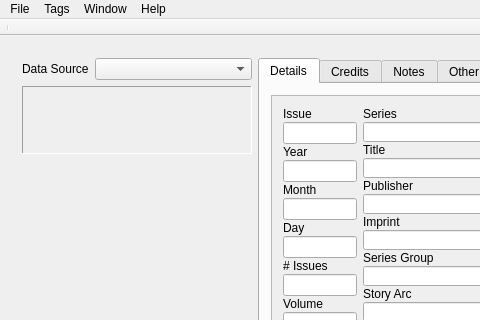
comictagger/comictagger, file comictaggerlib/ui/taggerwindow.ui: the form before one commit; both pictures show x 0 to 480 and y 0 to 320 of the 1096 by 658 pixel window.
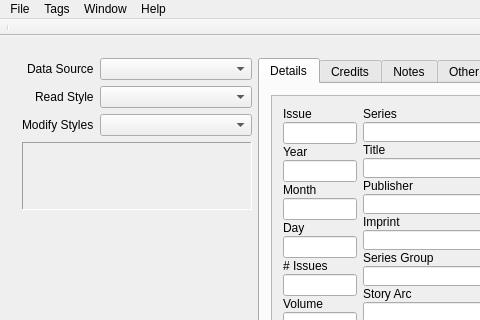
The form after the commit. Custom widgets are drawn as their Qt base class.

Commit message: Use CheckableComboBox in ui file

What changed in the file:
```diff
--- a/comictaggerlib/ui/taggerwindow.ui
+++ b/comictaggerlib/ui/taggerwindow.ui
@@ -75,6 +75,26 @@
             <item row="0" column="1">
              <widget class="QComboBox" name="cbx_sources"/>
             </item>
+            <item row="1" column="1">
+             <widget class="QComboBox" name="cbLoadDataStyle"/>
+            </item>
+            <item row="2" column="1">
+             <widget class="CheckableComboBox" name="cbSaveDataStyle"/>
+            </item>
+            <item row="1" column="0">
+             <widget class="QLabel" name="lbl_read_style">
+              <property name="text">
+               <string>Read Style</string>
+              </property>
+             </widget>
+            </item>
+            <item row="2" column="0">
+             <widget class="QLabel" name="lbl_modify_style">
+              <property name="text">
+               <string>Modify Styles</string>
+              </property>
+             </widget>
+            </item>
            </layout>
           </item>
           <item>
@@ -1441,6 +1461,13 @@
   </action>
  </widget>
  <layoutdefault spacing="6" margin="11"/>
+ <customwidgets>
+  <customwidget>
+   <class>CheckableComboBox</class>
+   <extends>QComboBox</extends>
+   <header>comictaggerlib.ui.customwidgets</header>
+  </customwidget>
+ </customwidgets>
  <resources/>
  <connections/>
 </ui>
```
Left out of the diff: 2 changed lines with no effect on the pictures. The commit also changes 1 other file.
